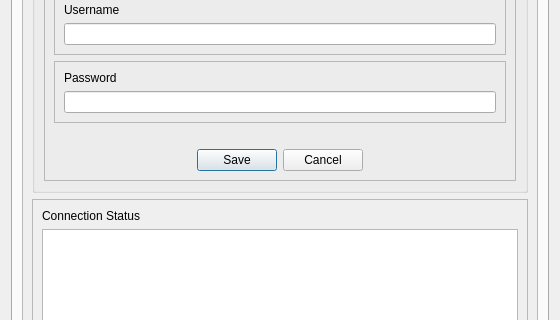
k-int/arches-qgis-plugin, file arches_project_dialog_base.ui: the form before one commit; both pictures show x 0 to 560 and y 170 to 490 of the 560 by 700 pixel window.
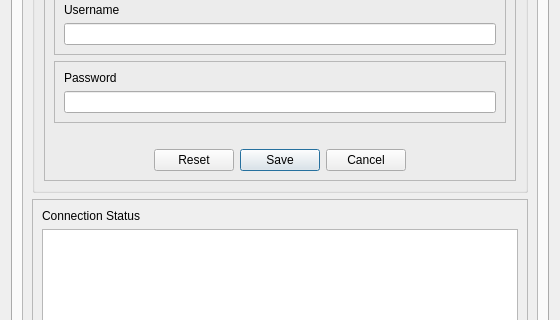
The form after the commit.

```diff
--- a/arches_project_dialog_base.ui
+++ b/arches_project_dialog_base.ui
@@ -148,7 +148,7 @@
                     <enum>Qt::Horizontal</enum>
                    </property>
                    <property name="standardButtons">
-                    <set>QDialogButtonBox::Cancel|QDialogButtonBox::Save</set>
+                    <set>QDialogButtonBox::Cancel|QDialogButtonBox::Reset|QDialogButtonBox::Save</set>
                    </property>
                    <property name="centerButtons">
                     <bool>true</bool>
```
Left out of the diff: 8 changed lines with no effect on the pictures.
